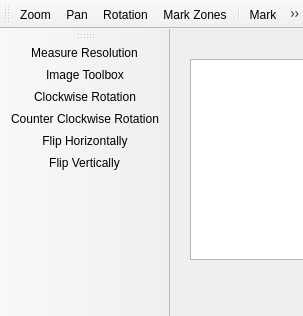
Before: the Qt Designer form ui/projectionplane.ui in jonasstein/clip, drawn with Qt 5.
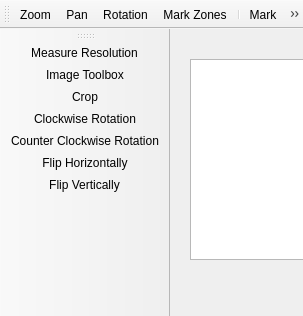
After: the same form once the commit is applied. Icons and pictures are not drawn. Custom widgets are drawn as their Qt base class.

Commit message: Reimplement CropMarker

Diff of the .ui file:
```diff
--- a/ui/projectionplane.ui
+++ b/ui/projectionplane.ui
@@ -86,6 +86,7 @@
    </attribute>
    <addaction name="rulerAction"/>
    <addaction name="imageToolboxAction"/>
+   <addaction name="actionCrop"/>
    <addaction name="rotCWAction"/>
    <addaction name="rotCCWAction"/>
    <addaction name="flipHAction"/>
@@ -253,6 +254,15 @@
     <string>Mark Zones</string>
    </property>
   </action>
+  <action name="actionCrop">
+   <property name="icon">
+    <iconset resource="../icons/icons.qrc">
+     <normaloff>:/cut.png</normaloff>:/cut.png</iconset>
+   </property>
+   <property name="text">
+    <string>Crop</string>
+   </property>
+  </action>
  </widget>
  <customwidgets>
   <customwidget>
```
The commit also changes 7 other files.
